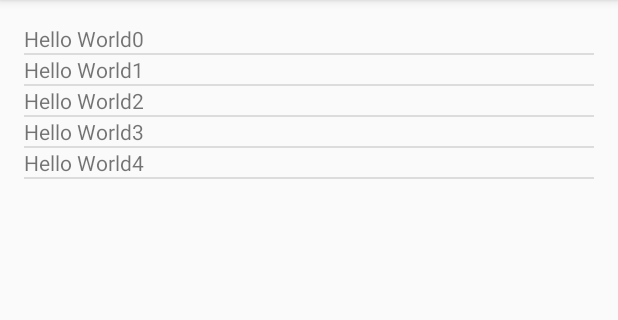
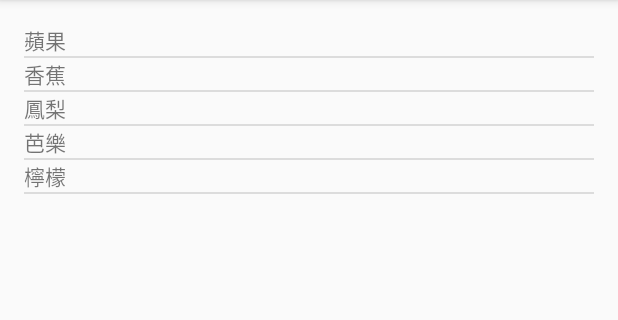
Before and after one commit to pechentw/YVN110305A, an Android app: the screen it shows after launch (MainActivity), on a phone screen of 412 x 824 dp, the part 84-404 px from its top. Run offline under Robolectric (Android 15) with nearby library versions, the phone set to English and light mode, and no system bars.

Commit message:
to 2nd code

```diff
--- a/app/src/main/java/com/soho/yvtc/yvn110305a/MainActivity.java
+++ b/app/src/main/java/com/soho/yvtc/yvn110305a/MainActivity.java
@@ -23,7 +23,7 @@ public class MainActivity extends AppCompatActivity {
     class MyAdapter extends BaseAdapter {
         @Override
         public int getCount() {
-            return 5;
+            return fruits.length;
         }
         @Override
         public Object getItem(int position) {
@@ -36,7 +36,7 @@ public class MainActivity extends AppCompatActivity {
         @Override
         public View getView(int position, View convertView, ViewGroup parent) {
             TextView tv = new TextView(MainActivity.this);
-            tv.setText("Hello World" + position);
+            tv.setText(fruits[position]);
             return tv;
         }
     }
```
